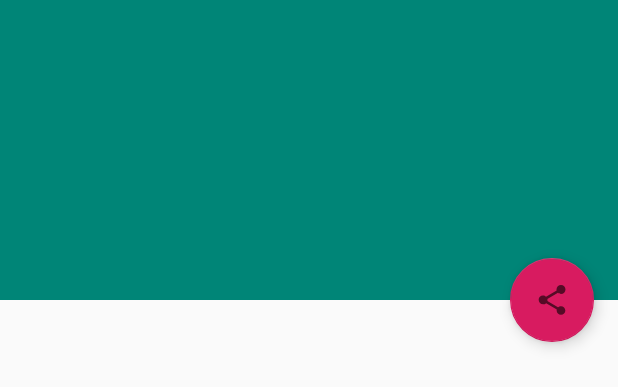
After one commit to HeydiPinto/FloatingActionButton, an Android app: the layout bordesfloating.xml on its own in the app's theme, with its tools: preview values and no code run, on a phone screen of 412 x 824 dp. The commit adds this screen. Shown: the top 387 px of the screen. Run offline under Robolectric (Android 15) with nearby library versions, the phone set to English and light mode, and no system bars.

Commit message:
Rompimiento de bordes con el floating action button

```diff
--- a/app/src/main/java/com/example/floatingactionbutton/MainActivity.java
+++ b/app/src/main/java/com/example/floatingactionbutton/MainActivity.java
@@ -28,25 +28,5 @@ public class MainActivity extends AppCompatActivity {
         });
     }
 
-    @Override
-    public boolean onCreateOptionsMenu(Menu menu) {
-        // Inflate the menu; this adds items to the action bar if it is present.
-        getMenuInflater().inflate(R.menu.menu_main, menu);
-        return true;
-    }
 
-    @Override
-    public boolean onOptionsItemSelected(MenuItem item) {
-        // Handle action bar item clicks here. The action bar will
-        // automatically handle clicks on the Home/Up button, so long
-        // as you specify a parent activity in AndroidManifest.xml.
-        int id = item.getItemId();
-
-        //noinspection SimplifiableIfStatement
-        if (id == R.id.action_settings) {
-            return true;
-        }
-
-        return super.onOptionsItemSelected(item);
-    }
 }
--- /dev/null
+++ b/app/src/main/java/com/example/floatingactionbutton/bordesfloating.java
@@ -0,0 +1,4 @@
+package com.example.floatingactionbutton;
+
+public class bordesfloating {
+}
--- /dev/null
+++ b/app/src/main/res/layout/bordesfloating.xml
@@ -0,0 +1,53 @@
+<?xml version="1.0" encoding="utf-8"?>
+<android.support.design.widget.CoordinatorLayout
+    xmlns:android="http://schemas.android.com/apk/res/android"
+    xmlns:app="http://schemas.android.com/apk/res-auto"
+    xmlns:tools="http://schemas.android.com/tools"
+    android:layout_width="match_parent"
+    android:layout_height="match_parent"
+    android:fitsSystemWindows="true">
+<android.support.design.widget.AppBarLayout
+    android:id="@+id/app_bar"
+    android:layout_width="match_parent"
+    android:layout_height="200dp"
+    android:fitsSystemWindows="true"
+    android:theme="@style/ThemeOverlay.AppCompat.Dark.ActionBar">
+
+    <android.support.design.widget.CollapsingToolbarLayout
+        android:id="@+id/toolbar_layout"
+        android:layout_width="match_parent"
+        android:layout_height="match_parent"
+        android:fitsSystemWindows="true"
+        app:contentScrim="?attr/colorPrimary"
+        app:layout_scrollFlags="scroll|exitUntilCollapsed"
+        app:toolbarId="@+id/toolbar">
+
+        <android.support.v7.widget.Toolbar
+            android:id="@+id/detail_toolbar"
+            android:layout_width="match_parent"
+            android:layout_height="?attr/actionBarSize"
+            app:layout_collapseMode="pin"
+            app:popupTheme="@style/ThemeOverlay.AppCompat.Light"/>
+    </android.support.design.widget.CollapsingToolbarLayout>
+</android.support.design.widget.AppBarLayout>
+
+
+    <android.support.v4.widget.NestedScrollView
+        android:id="@+id/contenedor_detalle_item"
+        android:layout_width="match_parent"
+        android:layout_height="match_parent"
+        app:layout_behavior="android.support.design.widget.AppBarLayout$ScrollingViewBehavior" />
+
+
+    <android.support.design.widget.FloatingActionButton
+        android:id="@+id/fab"
+        android:layout_width="wrap_content"
+        android:layout_height="wrap_content"
+        android:layout_gravity="center_vertical|start"
+        android:layout_margin="@dimen/fab_margin"
+        android:background="?attr/actionModeShareDrawable"
+        android:src="?attr/actionModeShareDrawable"
+        app:layout_anchor="@+id/contenedor_detalle_item"
+        app:layout_anchorGravity="top|end"/>
+
+</android.support.design.widget.CoordinatorLayout>
--- a/app/src/main/res/values/strings.xml
+++ b/app/src/main/res/values/strings.xml
@@ -1,4 +1,5 @@
 <resources>
     <string name="app_name">FloatingActionButton</string>
     <string name="action_settings">Settings</string>
+    <string name="appbar_scrolling_view_behavior">.</string>
 </resources>
```
